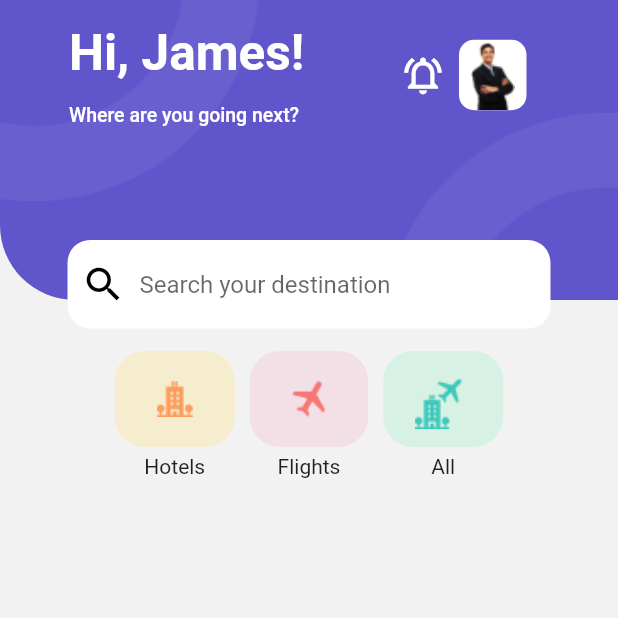
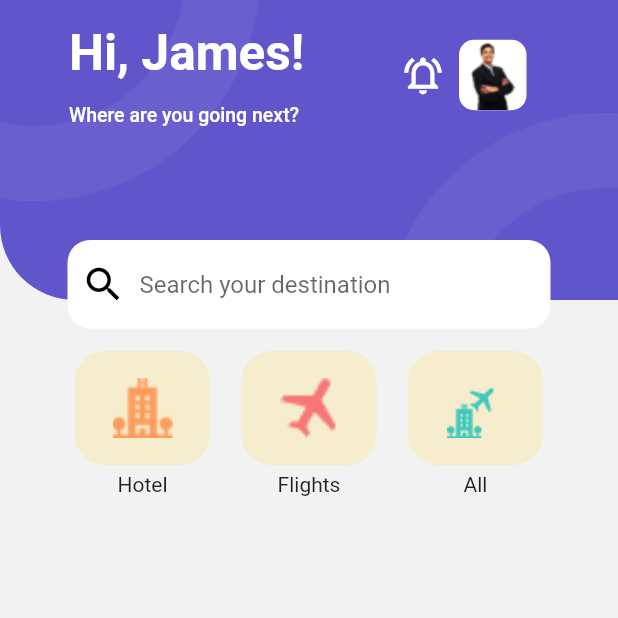
Before and after one commit to duyydang/Travel-App, a Flutter app: the HomeScreen screen opened directly, on a phone screen of 412 x 824 dp, the top half of it. Run offline on Flutter 3.47's test engine with Material 2 defaults, Android fonts, the phone set to English and light mode, and no system bars; our stand-ins replace salomon_bottom_bar, shared_preferences, smooth_page_indicator; accounts and stored records are empty.

Commit message:
Loading Hotel Booking Next: Action for ItemContainer

```diff
--- a/lib/core/helpers/asset_helper.dart
+++ b/lib/core/helpers/asset_helper.dart
@@ -5,9 +5,9 @@ mixin AssetHelper {
   static const String icoHotel = 'assets/icons/ico_hotel.png';
   static const String icoPlane = 'assets/icons/ico_plane.png';
   static const String icoHotelPlane = 'assets/icons/ico_hotel_plane.png';
-  // static const String icoBed = 'assets/icons/ico_bed.png';
-  // static const String icoCalendal = 'assets/icons/ico_calendal.png';
-  // static const String icoLocation = 'assets/icons/ico_location.png';
+  static const String icoBed = 'assets/icons/ico_bed.png';
+  static const String icoCalendal = 'assets/icons/ico_calendal.png';
+  static const String icoLocation = 'assets/icons/ico_location.png';
   // static const String icoLocationBlank = 'assets/icons/ico_location_blank.png';
   // static const String icoStar = 'assets/icons/ico_star.png';
   // static const String icoGuest = 'assets/icons/ico_guest.png';
--- a/lib/representation/screens/home_screen.dart
+++ b/lib/representation/screens/home_screen.dart
@@ -1,6 +1,7 @@
 import 'package:flutter/material.dart';
 import 'package:travel_app/core/helpers/asset_helper.dart';
 import 'package:travel_app/core/helpers/image_helper.dart';
+import 'package:travel_app/representation/screens/hotel_booking_screen.dart';
 import 'package:travel_app/representation/widgets/app_bar_container.dart';
 
 class HomeScreen extends StatelessWidget {
@@ -78,56 +79,39 @@ class HomeScreen extends StatelessWidget {
                     ),
                     hintText: 'Search your destination'),
               ),
-              const SizedBox(height: 10,),
+              const SizedBox(
+                height: 10,
+              ),
               //Row Item Hotel,Flights, All
               Row(
-                mainAxisAlignment: MainAxisAlignment.center,
+                mainAxisAlignment: MainAxisAlignment.spaceBetween,
                 children: [
-                  //TODO: add Navigator.push sreen
-                  Column(
-                    children: [
-                      Container(
-                          margin: const EdgeInsets.all(5),
-                          padding: const EdgeInsets.symmetric(
-                              horizontal: 28, vertical: 20),
-                          decoration: BoxDecoration(
-                              color: Colors.amberAccent.withOpacity(0.2),
-                              borderRadius: BorderRadius.circular(20)),
-                          child:
-                              ImageHelper.loadFromAsset(AssetHelper.icoHotel)),
-                      const Text('Hotels')
-                    ],
-                  ),
-                  Column(
-                    children: [
-                      Container(
-                          margin: const EdgeInsets.all(5),
-                          padding: const EdgeInsets.symmetric(
-                              horizontal: 28, vertical: 20),
-                          decoration: BoxDecoration(
-                              color: Colors.pinkAccent.withOpacity(0.1),
-                              borderRadius: BorderRadius.circular(20)),
-                          child:
-                              ImageHelper.loadFromAsset(AssetHelper.icoPlane)),
-                      const Text('Flights')
-                    ],
-                  ),
-                  Column(
-                    children: [
-                      Container(
-                          margin: const EdgeInsets.all(5),
-                          padding: const EdgeInsets.symmetric(
-                              horizontal: 20, vertical: 12),
-                          decoration: BoxDecoration(
-                              color: Colors.greenAccent.withOpacity(0.2),
-                              borderRadius: BorderRadius.circular(20)),
-                          child: ImageHelper.loadFromAsset(
-                              AssetHelper.icoHotelPlane,
-                              width: 40,
-                              height: 40)),
-                      const Text('All')
-                    ],
-                  ),
+                  buildItemList(
+                      icon: ImageHelper.loadFromAsset(
+                        AssetHelper.icoHotel,
+                        width: 40,
+                        height: 40,
+                      ),
+                      onTap: () {
+                        Navigator.pushNamed(context, HotelBookingScreen.routeName);
+                      },
+                      text: 'Hotel'),
+                  buildItemList(
+                      icon: ImageHelper.loadFromAsset(
+                        AssetHelper.icoPlane,
+                        width: 40,
+                        height: 40,
+                      ),
+                      onTap: () {},
+                      text: 'Flights'),
+                  buildItemList(
+                      icon: ImageHelper.loadFromAsset(
+                        AssetHelper.icoHotelPlane,
+                        width: 40,
+                        height: 40,
+                      ),
+                      onTap: () {},
+                      text: 'All'),
                 ],
               )
             ],
@@ -136,4 +120,22 @@ class HomeScreen extends StatelessWidget {
       ),
     );
   }
+
+  Widget buildItemList({required Widget icon, required Function() onTap, required String text}) {
+    return GestureDetector(
+      onTap: onTap,
+      child: Column(
+        children: [
+          Container(
+              margin: const EdgeInsets.all(5),
+              padding: const EdgeInsets.symmetric(horizontal: 25, vertical: 18),
+              decoration: BoxDecoration(
+                  color: Colors.amberAccent.withOpacity(0.2),
+                  borderRadius: BorderRadius.circular(20)),
+              child: icon),
+          Text(text)
+        ],
+      ),
+    );
+  }
 }
--- a/lib/representation/screens/splash_screen.dart
+++ b/lib/representation/screens/splash_screen.dart
@@ -30,7 +30,8 @@ class SplashScreen extends StatelessWidget {
 
   @override
   Widget build(BuildContext context) {
-    waitSplashScreen(context);
+    //FIXME: uncomment if done App
+    // waitSplashScreen(context);
     return Stack(
       children: [
         Positioned.fill(
--- a/lib/representation/widgets/app_bar_container.dart
+++ b/lib/representation/widgets/app_bar_container.dart
@@ -5,10 +5,11 @@ import 'package:travel_app/core/helpers/image_helper.dart';
 
 class AppBarContainerWidget extends StatelessWidget {
   const AppBarContainerWidget(
-      {super.key, required this.child, required this.title});
+      {super.key, required this.child,this.title,this.automaticallyImplyLeading=false});
 
   final Widget child;
-  final Widget title;
+  final Widget? title;
+  final bool automaticallyImplyLeading;
 
   @override
   Widget build(BuildContext context) {
@@ -20,7 +21,7 @@ class AppBarContainerWidget extends StatelessWidget {
             title: title,
             toolbarHeight: 100,
             centerTitle: false,
-            automaticallyImplyLeading: false,
+            automaticallyImplyLeading: automaticallyImplyLeading,
             elevation: 0,
             backgroundColor: ColorPalette.backgroundScaffoldColor,
             flexibleSpace: Stack(
@@ -28,7 +29,7 @@ class AppBarContainerWidget extends StatelessWidget {
                 Container(
                   decoration: BoxDecoration(
                       color: Theme.of(context).primaryColor,
-                      borderRadius: BorderRadius.only(
+                      borderRadius: const BorderRadius.only(
                         bottomLeft: Radius.circular(50),
                       )),
                 ),
--- a/lib/routes.dart
+++ b/lib/routes.dart
@@ -1,4 +1,5 @@
 import 'package:flutter/material.dart';
+import 'package:travel_app/representation/screens/hotel_booking_screen.dart';
 import 'package:travel_app/representation/screens/intro_screen.dart';
 import 'package:travel_app/representation/screens/main_screen.dart';
 import 'package:travel_app/representation/screens/splash_screen.dart';
@@ -6,5 +7,6 @@ import 'package:travel_app/representation/screens/splash_screen.dart';
 final Map<String, WidgetBuilder> routes = {
   SplashScreen.routeName: (context) => const SplashScreen(),
   IntroScreen.routeName: (context) => const IntroScreen(),
-  MainScreen.routeName: (context) => const MainScreen()
+  MainScreen.routeName: (context) => const MainScreen(),
+  HotelBookingScreen.routeName: (context) => const HotelBookingScreen(),
 };
--- a/pubspec.yaml
+++ b/pubspec.yaml
@@ -39,6 +39,7 @@ dependencies:
   provider: ^6.0.5
   shared_preferences: ^2.1.1
   salomon_bottom_bar: ^3.3.2
+  intl: ^0.18.1
 
 dev_dependencies:
   flutter_test:
```
Also changed, not shown: lib/representation/screens/hotel_booking_screen.dart (added, +85 -0 lines), lib/representation/screens/intro_screen.dart (+6 -2 lines), lib/representation/widgets/button_widget.dart (+5 -4 lines), lib/representation/widgets/item_container.dart (added, +48 -0 lines), assets/icons/ico_bed.png (added), assets/icons/ico_calendal.png (added), assets/icons/ico_location.png (added), pubspec.lock.
